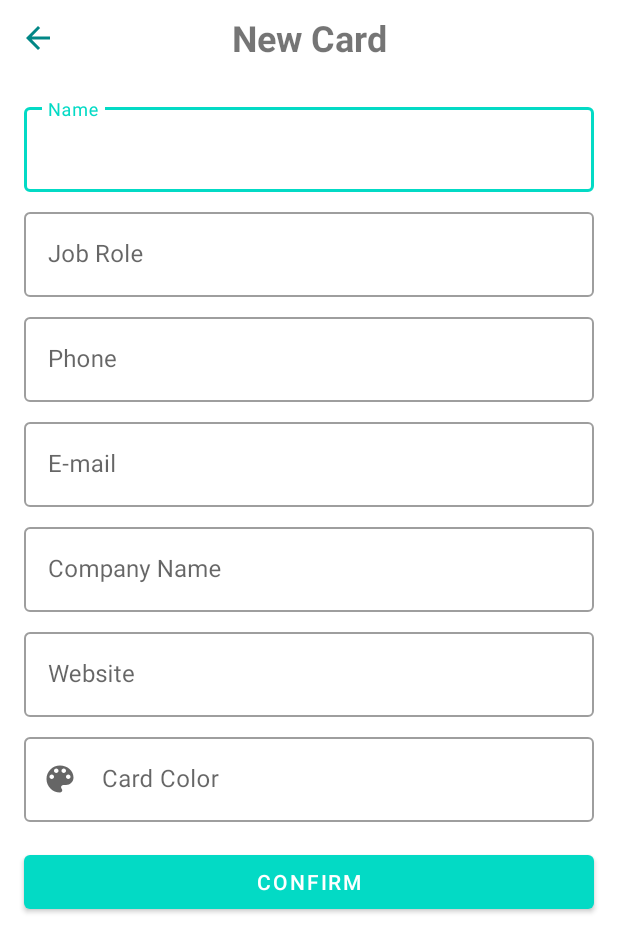
After one commit to matheus-miranda/Business-Card, an Android app: the layout activity_add_business_card.xml on its own in the app's theme, with its tools: preview values and no code run, on a phone screen of 412 x 824 dp. The commit adds this screen. Shown: the top 952 px of the screen. Run offline under Robolectric (Android 15) with nearby library versions, the phone set to English and light mode, and no system bars.

Commit message:
Create AddBusinessCard layout

```diff
--- a/app/src/main/AndroidManifest.xml
+++ b/app/src/main/AndroidManifest.xml
@@ -10,13 +10,16 @@
         android:roundIcon="@mipmap/ic_launcher_round"
         android:supportsRtl="true"
         android:theme="@style/Theme.BusinessCard">
-        <activity android:name=".ui.MainActivity">
+        <activity android:name=".ui.AddBusinessCardActivity">
             <intent-filter>
                 <action android:name="android.intent.action.MAIN" />
 
                 <category android:name="android.intent.category.LAUNCHER" />
             </intent-filter>
         </activity>
+        <activity android:name=".ui.MainActivity">
+
+        </activity>
     </application>
 
 </manifest>
--- /dev/null
+++ b/app/src/main/java/br/com/mmdevelopment/businesscard/ui/AddBusinessCardActivity.kt
@@ -0,0 +1,12 @@
+package br.com.mmdevelopment.businesscard.ui
+
+import android.os.Bundle
+import androidx.appcompat.app.AppCompatActivity
+import br.com.mmdevelopment.businesscard.R
+
+class AddBusinessCardActivity : AppCompatActivity() {
+    override fun onCreate(savedInstanceState: Bundle?) {
+        super.onCreate(savedInstanceState)
+        setContentView(R.layout.activity_add_business_card)
+    }
+}
--- /dev/null
+++ b/app/src/main/res/drawable/ic_back.xml
@@ -0,0 +1,11 @@
+<vector xmlns:android="http://schemas.android.com/apk/res/android"
+    android:width="24dp"
+    android:height="24dp"
+    android:autoMirrored="true"
+    android:tint="#000000"
+    android:viewportWidth="24"
+    android:viewportHeight="24">
+    <path
+        android:fillColor="@android:color/white"
+        android:pathData="M20,11H7.83l5.59,-5.59L12,4l-8,8 8,8 1.41,-1.41L7.83,13H20v-2z" />
+</vector>
--- /dev/null
+++ b/app/src/main/res/drawable/ic_color.xml
@@ -0,0 +1,5 @@
+<vector android:height="24dp" android:tint="#FFFFFF"
+    android:viewportHeight="24" android:viewportWidth="24"
+    android:width="24dp" xmlns:android="http://schemas.android.com/apk/res/android">
+    <path android:fillColor="@android:color/white" android:pathData="M12,3c-4.97,0 -9,4.03 -9,9s4.03,9 9,9c0.83,0 1.5,-0.67 1.5,-1.5 0,-0.39 -0.15,-0.74 -0.39,-1.01 -0.23,-0.26 -0.38,-0.61 -0.38,-0.99 0,-0.83 0.67,-1.5 1.5,-1.5L16,16c2.76,0 5,-2.24 5,-5 0,-4.42 -4.03,-8 -9,-8zM6.5,12c-0.83,0 -1.5,-0.67 -1.5,-1.5S5.67,9 6.5,9 8,9.67 8,10.5 7.33,12 6.5,12zM9.5,8C8.67,8 8,7.33 8,6.5S8.67,5 9.5,5s1.5,0.67 1.5,1.5S10.33,8 9.5,8zM14.5,8c-0.83,0 -1.5,-0.67 -1.5,-1.5S13.67,5 14.5,5s1.5,0.67 1.5,1.5S15.33,8 14.5,8zM17.5,12c-0.83,0 -1.5,-0.67 -1.5,-1.5S16.67,9 17.5,9s1.5,0.67 1.5,1.5 -0.67,1.5 -1.5,1.5z"/>
+</vector>
--- /dev/null
+++ b/app/src/main/res/layout/activity_add_business_card.xml
@@ -0,0 +1,196 @@
+<?xml version="1.0" encoding="utf-8"?>
+<androidx.constraintlayout.widget.ConstraintLayout xmlns:android="http://schemas.android.com/apk/res/android"
+    xmlns:app="http://schemas.android.com/apk/res-auto"
+    xmlns:tools="http://schemas.android.com/tools"
+    android:layout_width="match_parent"
+    android:layout_height="match_parent"
+    tools:context=".ui.AddBusinessCardActivity">
+
+    <ImageButton
+        android:id="@+id/btn_close"
+        android:layout_width="50dp"
+        android:layout_height="50dp"
+        android:background="?attr/actionBarItemBackground"
+        android:contentDescription="@string/close"
+        android:src="@drawable/ic_back"
+        app:layout_constraintStart_toStartOf="parent"
+        app:layout_constraintTop_toTopOf="parent"
+        app:tint="@color/accent_variant" />
+
+    <com.google.android.material.textview.MaterialTextView
+        android:id="@+id/et_title"
+        android:layout_width="wrap_content"
+        android:layout_height="50dp"
+        android:gravity="center"
+        android:text="@string/new_card"
+        android:textSize="24sp"
+        android:textStyle="bold"
+        app:layout_constraintEnd_toEndOf="parent"
+        app:layout_constraintStart_toStartOf="parent"
+        app:layout_constraintTop_toTopOf="parent"
+        tools:text="New Card" />
+
+    <ScrollView
+        android:layout_width="match_parent"
+        android:layout_height="wrap_content"
+        android:paddingBottom="80dp"
+        app:layout_constraintTop_toBottomOf="@id/et_title">
+
+        <androidx.constraintlayout.widget.ConstraintLayout
+            android:layout_width="match_parent"
+            android:layout_height="wrap_content">
+
+            <androidx.constraintlayout.widget.Guideline
+                android:id="@+id/guide_start"
+                android:layout_width="wrap_content"
+                android:layout_height="wrap_content"
+                android:orientation="vertical"
+                app:layout_constraintGuide_begin="16dp" />
+
+            <androidx.constraintlayout.widget.Guideline
+                android:id="@+id/guide_end"
+                android:layout_width="wrap_content"
+                android:layout_height="wrap_content"
+                android:orientation="vertical"
+                app:layout_constraintGuide_end="16dp" />
+
+            <com.google.android.material.textfield.TextInputLayout
+                android:id="@+id/til_name"
+                style="@style/Widget.MaterialComponents.TextInputLayout.OutlinedBox"
+                android:layout_width="0dp"
+                android:layout_height="wrap_content"
+                android:layout_marginTop="16dp"
+                android:hint="@string/name"
+                app:layout_constraintEnd_toEndOf="@id/guide_end"
+                app:layout_constraintStart_toStartOf="@id/guide_start"
+                app:layout_constraintTop_toTopOf="parent">
+
+                <com.google.android.material.textfield.TextInputEditText
+                    android:id="@+id/et_name"
+                    android:layout_width="match_parent"
+                    android:layout_height="wrap_content"
+                    android:inputType="textCapWords" />
+            </com.google.android.material.textfield.TextInputLayout>
+
+            <com.google.android.material.textfield.TextInputLayout
+                android:id="@+id/til_role"
+                style="@style/Widget.MaterialComponents.TextInputLayout.OutlinedBox"
+                android:layout_width="0dp"
+                android:layout_height="wrap_content"
+                android:layout_marginTop="@dimen/margin_top_layout"
+                app:layout_constraintEnd_toEndOf="@id/guide_end"
+                app:layout_constraintStart_toStartOf="@id/guide_start"
+                app:layout_constraintTop_toBottomOf="@id/til_name">
+
+                <com.google.android.material.textfield.TextInputEditText
+                    android:id="@+id/et_role"
+                    android:layout_width="match_parent"
+                    android:layout_height="wrap_content"
+                    android:hint="@string/job_role"
+                    android:inputType="textCapWords" />
+            </com.google.android.material.textfield.TextInputLayout>
+
+            <com.google.android.material.textfield.TextInputLayout
+                android:id="@+id/til_phone"
+                style="@style/Widget.MaterialComponents.TextInputLayout.OutlinedBox"
+                android:layout_width="0dp"
+                android:layout_height="wrap_content"
+                android:layout_marginTop="@dimen/margin_top_layout"
+                app:layout_constraintEnd_toEndOf="@id/guide_end"
+                app:layout_constraintStart_toStartOf="@id/guide_start"
+                app:layout_constraintTop_toBottomOf="@id/til_role">
+
+                <com.google.android.material.textfield.TextInputEditText
+                    android:id="@+id/et_phone"
+                    android:layout_width="match_parent"
+                    android:layout_height="wrap_content"
+                    android:hint="@string/phone"
+                    android:inputType="phone" />
+            </com.google.android.material.textfield.TextInputLayout>
+
+            <com.google.android.material.textfield.TextInputLayout
+                android:id="@+id/til_email"
+                style="@style/Widget.MaterialComponents.TextInputLayout.OutlinedBox"
+                android:layout_width="0dp"
+                android:layout_height="wrap_content"
+                android:layout_marginTop="@dimen/margin_top_layout"
+                app:layout_constraintEnd_toEndOf="@id/guide_end"
+                app:layout_constraintStart_toStartOf="@id/guide_start"
+                app:layout_constraintTop_toBottomOf="@id/til_phone">
+
+                <com.google.android.material.textfield.TextInputEditText
+                    android:id="@+id/et_email"
+                    android:layout_width="match_parent"
+                    android:layout_height="wrap_content"
+                    android:hint="@string/email"
+                    android:inputType="textEmailAddress" />
+            </com.google.android.material.textfield.TextInputLayout>
+
+            <com.google.android.material.textfield.TextInputLayout
+                android:id="@+id/til_company"
+                style="@style/Widget.MaterialComponents.TextInputLayout.OutlinedBox"
+                android:layout_width="0dp"
+                android:layout_height="wrap_content"
+                android:layout_marginTop="@dimen/margin_top_layout"
+                app:layout_constraintEnd_toEndOf="@id/guide_end"
+                app:layout_constraintStart_toStartOf="@id/guide_start"
+                app:layout_constraintTop_toBottomOf="@id/til_email">
+
+                <com.google.android.material.textfield.TextInputEditText
+                    android:id="@+id/et_company"
+                    android:layout_width="match_parent"
+                    android:layout_height="wrap_content"
+                    android:hint="@string/company_name"
+                    android:inputType="text" />
+            </com.google.android.material.textfield.TextInputLayout>
+
+            <com.google.android.material.textfield.TextInputLayout
+                android:id="@+id/til_website"
+                style="@style/Widget.MaterialComponents.TextInputLayout.OutlinedBox"
+                android:layout_width="0dp"
+                android:layout_height="wrap_content"
+                android:layout_marginTop="@dimen/margin_top_layout"
+                app:layout_constraintEnd_toEndOf="@id/guide_end"
+                app:layout_constraintStart_toStartOf="@id/guide_start"
+                app:layout_constraintTop_toBottomOf="@id/til_company">
+
+                <com.google.android.material.textfield.TextInputEditText
+                    android:id="@+id/et_website"
+                    android:layout_width="match_parent"
+                    android:layout_height="wrap_content"
+                    android:hint="@string/website"
+                    android:inputType="text" />
+            </com.google.android.material.textfield.TextInputLayout>
+
+            <com.google.android.material.textfield.TextInputLayout
+                android:id="@+id/til_color"
+                style="@style/Widget.MaterialComponents.TextInputLayout.OutlinedBox"
+                android:layout_width="0dp"
+                android:layout_height="wrap_content"
+                android:layout_marginTop="@dimen/margin_top_layout"
+                app:layout_constraintEnd_toEndOf="@id/guide_end"
+                app:layout_constraintStart_toStartOf="@id/guide_start"
+                app:layout_constraintTop_toBottomOf="@id/til_website"
+                app:startIconDrawable="@drawable/ic_color">
+
+                <com.google.android.material.textfield.TextInputEditText
+                    android:id="@+id/et_color"
+                    android:layout_width="match_parent"
+                    android:layout_height="wrap_content"
+                    android:focusable="false"
+                    android:hint="@string/card_color"
+                    android:inputType="none" />
+            </com.google.android.material.textfield.TextInputLayout>
+
+            <com.google.android.material.button.MaterialButton
+                android:layout_width="0dp"
+                android:layout_height="wrap_content"
+                android:layout_marginTop="16dp"
+                android:text="@string/confirm"
+                app:layout_constraintEnd_toEndOf="@id/guide_end"
+                app:layout_constraintStart_toStartOf="@id/guide_start"
+                app:layout_constraintTop_toBottomOf="@id/til_color" />
+
+        </androidx.constraintlayout.widget.ConstraintLayout>
+    </ScrollView>
+</androidx.constraintlayout.widget.ConstraintLayout>
--- a/app/src/main/res/values-night/themes.xml
+++ b/app/src/main/res/values-night/themes.xml
@@ -2,12 +2,12 @@
     <!-- Base application theme. -->
     <style name="Theme.BusinessCard" parent="Theme.MaterialComponents.DayNight.NoActionBar">
         <!-- Primary brand color. -->
-        <item name="colorPrimary">@color/purple_200</item>
-        <item name="colorPrimaryVariant">@color/teal_700</item>
+        <item name="colorPrimary">@color/accent</item>
+        <item name="colorPrimaryVariant">@color/accent_variant</item>
         <item name="colorOnPrimary">@color/black</item>
         <!-- Secondary brand color. -->
-        <item name="colorSecondary">@color/teal_200</item>
-        <item name="colorSecondaryVariant">@color/teal_200</item>
+        <item name="colorSecondary">@color/accent_variant</item>
+        <item name="colorSecondaryVariant">@color/accent</item>
         <item name="colorOnSecondary">@color/black</item>
         <!-- Status bar color. -->
         <item name="android:statusBarColor" tools:targetApi="l">?attr/colorPrimaryVariant</item>
--- a/app/src/main/res/values/colors.xml
+++ b/app/src/main/res/values/colors.xml
@@ -1,17 +1,13 @@
 <?xml version="1.0" encoding="utf-8"?>
 <resources>
-    <color name="purple_200">#FFBB86FC</color>
-    <color name="purple_700">#FF3700B3</color>
-    <color name="teal_200">#FF03DAC5</color>
-    <color name="teal_700">#FF018786</color>
     <color name="black">#FF000000</color>
     <color name="white">#FFFFFFFF</color>
 
     <color name="primary">#3F51B5</color>
     <color name="primary_dark">#303F9F</color>
     <color name="primary_light">#C5CAE9</color>
-    <color name="accent">#5CC291</color>
-    <color name="accent_variant">#009959</color>
+    <color name="accent">#FF03DAC5</color>
+    <color name="accent_variant">#FF018786</color>
     <color name="secondary_text">#757575</color>
     <color name="icons">#FFFFFF</color>
     <color name="divider">#BDBDBD</color>
--- /dev/null
+++ b/app/src/main/res/values/dimens.xml
@@ -0,0 +1,4 @@
+<?xml version="1.0" encoding="utf-8"?>
+<resources>
+    <dimen name="margin_top_layout">8dp</dimen>
+</resources>
--- a/app/src/main/res/values/strings.xml
+++ b/app/src/main/res/values/strings.xml
@@ -1,4 +1,14 @@
 <resources>
     <string name="app_name">Business Card</string>
     <string name="add_card">Add Card</string>
+    <string name="new_card">New Card</string>
+    <string name="name">Name</string>
+    <string name="job_role">Job Role</string>
+    <string name="phone">Phone</string>
+    <string name="email">E-mail</string>
+    <string name="company_name">Company Name</string>
+    <string name="website">Website</string>
+    <string name="card_color">Card Color</string>
+    <string name="confirm">Confirm</string>
+    <string name="close">Close</string>
 </resources>
--- a/app/src/main/res/values/themes.xml
+++ b/app/src/main/res/values/themes.xml
@@ -2,12 +2,12 @@
     <!-- Base application theme. -->
     <style name="Theme.BusinessCard" parent="Theme.MaterialComponents.DayNight.NoActionBar">
         <!-- Primary brand color. -->
-        <item name="colorPrimary">@color/primary</item>
+        <item name="colorPrimary">@color/accent</item>
         <item name="colorPrimaryVariant">@color/accent_variant</item>
-        <item name="colorOnPrimary">@color/primary_light</item>
+        <item name="colorOnPrimary">@color/white</item>
         <!-- Secondary brand color. -->
-        <item name="colorSecondary">@color/accent</item>
-        <item name="colorSecondaryVariant">@color/accent_variant</item>
+        <item name="colorSecondary">@color/accent_variant</item>
+        <item name="colorSecondaryVariant">@color/accent</item>
         <item name="colorOnSecondary">@color/white</item>
         <!-- Status bar color. -->
         <item name="android:statusBarColor" tools:targetApi="l">?attr/colorPrimaryVariant</item>
```
Also changed, not shown: 1 other file.
